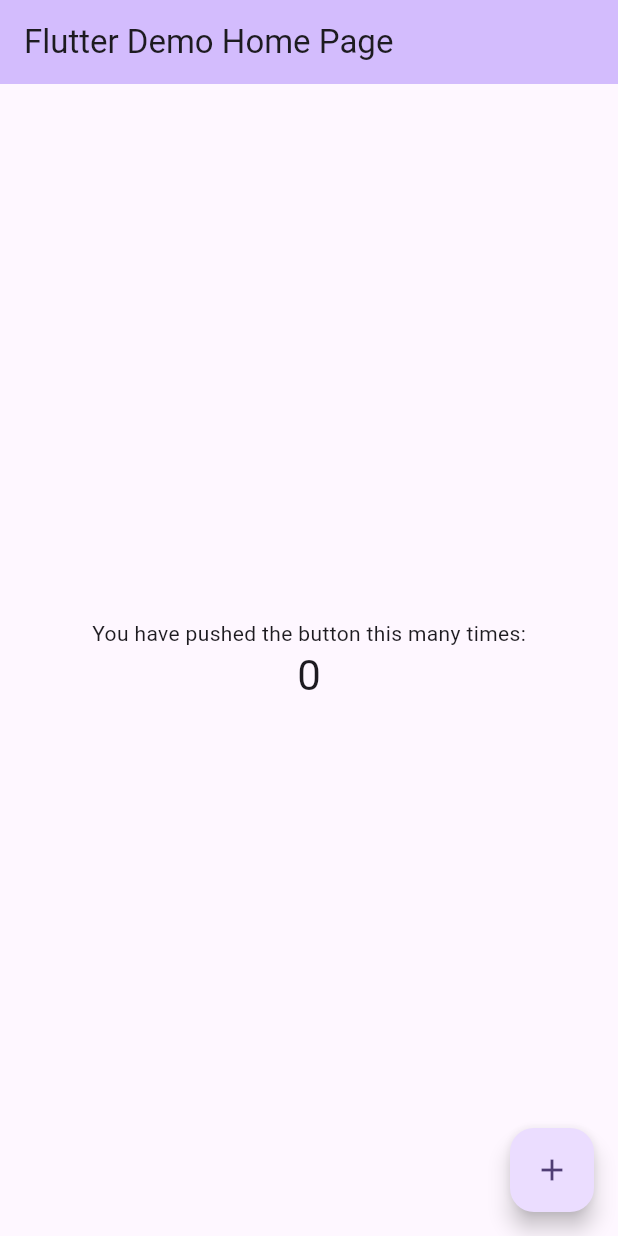
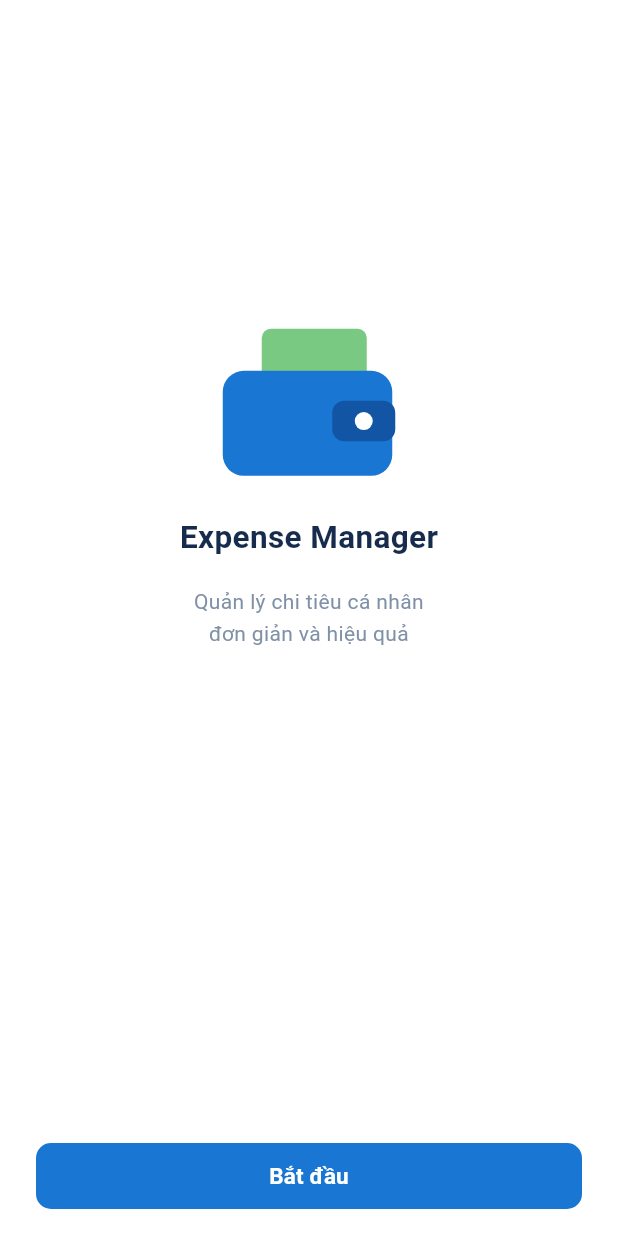
Before and after one commit to KHMT2411019-LamDuyThinh/KHMT2411019_LamDuyThinh_casestudy1, a Flutter app: the screen it shows after launch, on a phone screen of 412 x 824 dp. Run offline on Flutter 3.47's test engine with Material 3 defaults, Android fonts, the phone set to English and light mode, and no system bars; Roboto replaces fonts that are missing (Arial).

Commit message:
Initial project

```diff
--- a/lib/main.dart
+++ b/lib/main.dart
@@ -1,122 +1,163 @@
 import 'package:flutter/material.dart';
 
 void main() {
-  runApp(const MyApp());
+  runApp(const ExpenseManagerApp());
 }
 
-class MyApp extends StatelessWidget {
-  const MyApp({super.key});
+class ExpenseManagerApp extends StatelessWidget {
+  const ExpenseManagerApp({super.key});
 
-  // This widget is the root of your application.
   @override
   Widget build(BuildContext context) {
     return MaterialApp(
-      title: 'Flutter Demo',
+      debugShowCheckedModeBanner: false,
+      title: 'Expense Manager',
       theme: ThemeData(
-        // This is the theme of your application.
-        //
-        // TRY THIS: Try running your application with "flutter run". You'll see
-        // the application has a purple toolbar. Then, without quitting the app,
-        // try changing the seedColor in the colorScheme below to Colors.green
-        // and then invoke "hot reload" (save your changes or press the "hot
-        // reload" button in a Flutter-supported IDE, or press "r" if you used
-        // the command line to start the app).
-        //
-        // Notice that the counter didn't reset back to zero; the application
-        // state is not lost during the reload. To reset the state, use hot
-        // restart instead.
-        //
-        // This works for code too, not just values: Most code changes can be
-        // tested with just a hot reload.
-        colorScheme: .fromSeed(seedColor: Colors.deepPurple),
+        fontFamily: 'Arial',
+        scaffoldBackgroundColor: Colors.white,
       ),
-      home: const MyHomePage(title: 'Flutter Demo Home Page'),
+      home: const WelcomeScreen(),
     );
   }
 }
 
-class MyHomePage extends StatefulWidget {
-  const MyHomePage({super.key, required this.title});
-
-  // This widget is the home page of your application. It is stateful, meaning
-  // that it has a State object (defined below) that contains fields that affect
-  // how it looks.
-
-  // This class is the configuration for the state. It holds the values (in this
-  // case the title) provided by the parent (in this case the App widget) and
-  // used by the build method of the State. Fields in a Widget subclass are
-  // always marked "final".
-
-  final String title;
-
-  @override
-  State<MyHomePage> createState() => _MyHomePageState();
-}
-
-class _MyHomePageState extends State<MyHomePage> {
-  int _counter = 0;
-
-  void _incrementCounter() {
-    setState(() {
-      // This call to setState tells the Flutter framework that something has
-      // changed in this State, which causes it to rerun the build method below
-      // so that the display can reflect the updated values. If we changed
-      // _counter without calling setState(), then the build method would not be
-      // called again, and so nothing would appear to happen.
-      _counter++;
-    });
-  }
+class WelcomeScreen extends StatelessWidget {
+  const WelcomeScreen({super.key});
 
   @override
   Widget build(BuildContext context) {
-    // This method is rerun every time setState is called, for instance as done
-    // by the _incrementCounter method above.
-    //
-    // The Flutter framework has been optimized to make rerunning build methods
-    // fast, so that you can just rebuild anything that needs updating rather
-    // than having to individually change instances of widgets.
     return Scaffold(
-      appBar: AppBar(
-        // TRY THIS: Try changing the color here to a specific color (to
-        // Colors.amber, perhaps?) and trigger a hot reload to see the AppBar
-        // change color while the other colors stay the same.
-        backgroundColor: Theme.of(context).colorScheme.inversePrimary,
-        // Here we take the value from the MyHomePage object that was created by
-        // the App.build method, and use it to set our appbar title.
-        title: Text(widget.title),
-      ),
-      body: Center(
-        // Center is a layout widget. It takes a single child and positions it
-        // in the middle of the parent.
-        child: Column(
-          // Column is also a layout widget. It takes a list of children and
-          // arranges them vertically. By default, it sizes itself to fit its
-          // children horizontally, and tries to be as tall as its parent.
-          //
-          // Column has various properties to control how it sizes itself and
-          // how it positions its children. Here we use mainAxisAlignment to
-          // center the children vertically; the main axis here is the vertical
-          // axis because Columns are vertical (the cross axis would be
-          // horizontal).
-          //
-          // TRY THIS: Invoke "debug painting" (choose the "Toggle Debug Paint"
-          // action in the IDE, or press "p" in the console), to see the
-          // wireframe for each widget.
-          mainAxisAlignment: .center,
-          children: [
-            const Text('You have pushed the button this many times:'),
-            Text(
-              '$_counter',
-              style: Theme.of(context).textTheme.headlineMedium,
-            ),
-          ],
+      body: SafeArea(
+        child: Padding(
+          padding: const EdgeInsets.symmetric(horizontal: 24),
+          child: Column(
+            children: [
+              const Spacer(flex: 2),
+
+              // Icon ví tiền
+              const WalletIcon(),
+
+              const SizedBox(height: 24),
+
+              // Tiêu đề
+              const Text(
+                'Expense Manager',
+                style: TextStyle(
+                  fontSize: 21,
+                  fontWeight: FontWeight.bold,
+                  color: Color(0xFF172B4D),
+                ),
+              ),
+
+              const SizedBox(height: 18),
+
+              // Mô tả
+              const Text(
+                'Quản lý chi tiêu cá nhân\nđơn giản và hiệu quả',
+                textAlign: TextAlign.center,
+                style: TextStyle(
+                  fontSize: 14,
+                  height: 1.5,
+                  color: Color(0xFF8091A7),
+                ),
+              ),
+
+              const Spacer(flex: 3),
+
+              // Nút Bắt đầu
+              SizedBox(
+                width: double.infinity,
+                height: 44,
+                child: ElevatedButton(
+                  onPressed: () {
+                    // TODO: Xử lý khi nhấn Bắt đầu
+                  },
+                  style: ElevatedButton.styleFrom(
+                    backgroundColor: const Color(0xFF1976D2),
+                    foregroundColor: Colors.white,
+                    elevation: 0,
+                    shape: RoundedRectangleBorder(
+                      borderRadius: BorderRadius.circular(10),
+                    ),
+                  ),
+                  child: const Text(
+                    'Bắt đầu',
+                    style: TextStyle(
+                      fontSize: 15,
+                      fontWeight: FontWeight.bold,
+                    ),
+                  ),
+                ),
+              ),
+
+              const SizedBox(height: 18),
+            ],
+          ),
         ),
-      ),
-      floatingActionButton: FloatingActionButton(
-        onPressed: _incrementCounter,
-        tooltip: 'Increment',
-        child: const Icon(Icons.add),
       ),
     );
   }
 }
+
+class WalletIcon extends StatelessWidget {
+  const WalletIcon({super.key});
+
+  @override
+  Widget build(BuildContext context) {
+    return SizedBox(
+      width: 115,
+      height: 100,
+      child: Stack(
+        children: [
+          // Tờ tiền màu xanh lá
+          Positioned(
+            left: 26,
+            top: 0,
+            child: Container(
+              width: 70,
+              height: 35,
+              decoration: BoxDecoration(
+                color: const Color(0xFF79C982),
+                borderRadius: BorderRadius.circular(6),
+              ),
+            ),
+          ),
+
+          // Thân ví
+          Positioned(
+            left: 0,
+            top: 28,
+            child: Container(
+              width: 113,
+              height: 70,
+              decoration: BoxDecoration(
+                color: const Color(0xFF1976D2),
+                borderRadius: BorderRadius.circular(14),
+              ),
+            ),
+          ),
+
+          // Phần khóa ví
+          Positioned(
+            right: 0,
+            top: 48,
+            child: Container(
+              width: 42,
+              height: 27,
+              decoration: BoxDecoration(
+                color: const Color(0xFF1255A4),
+                borderRadius: BorderRadius.circular(8),
+              ),
+              child: const Center(
+                child: CircleAvatar(
+                  radius: 6,
+                  backgroundColor: Colors.white,
+                ),
+              ),
+            ),
+          ),
+        ],
+      ),
+    );
+  }
+}
```
